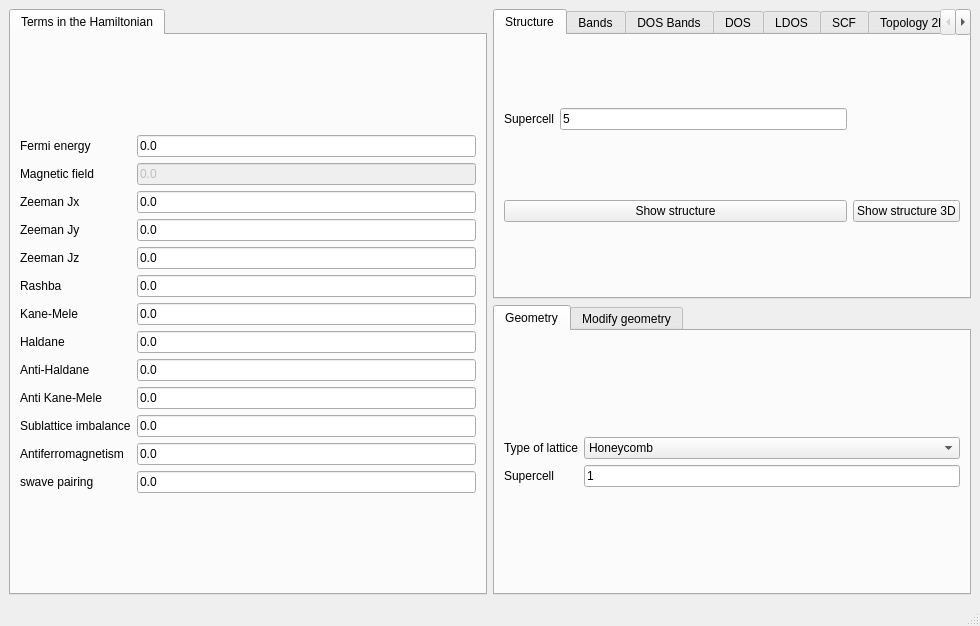
Before: the Qt Designer form development/interface-pyqt/2d/interface.ui in joselado/quantum-honeycomp, drawn with Qt 5.
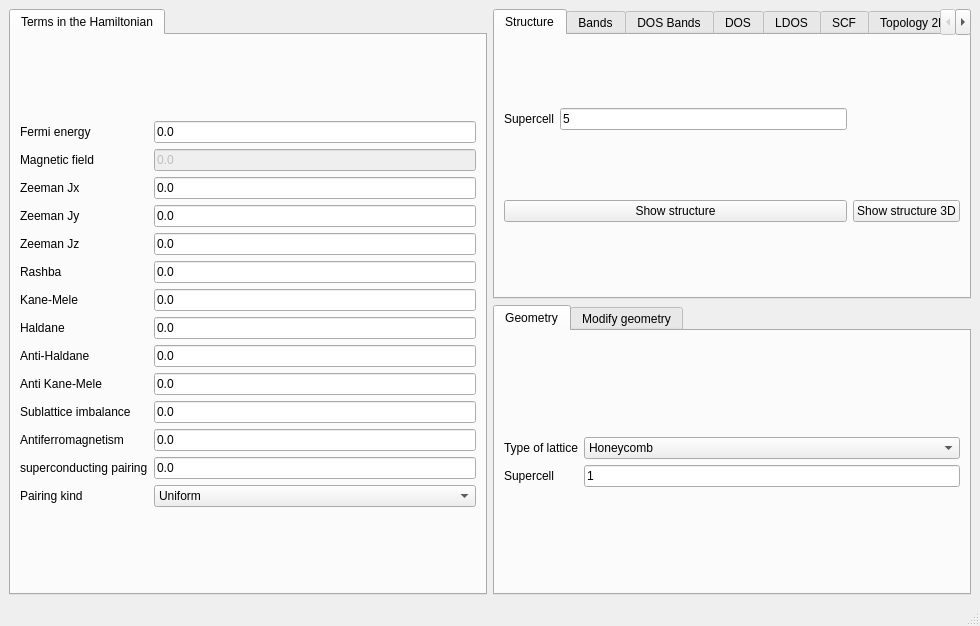
After: the same form once the commit is applied.

Diff of the .ui file:
```diff
--- a/development/interface-pyqt/2d/interface.ui
+++ b/development/interface-pyqt/2d/interface.ui
@@ -103,7 +103,7 @@
           <item row="12" column="0">
            <widget class="QLabel" name="label_26">
             <property name="text">
-             <string>swave pairing</string>
+             <string>superconducting pairing</string>
             </property>
            </widget>
           </item>
@@ -215,6 +215,27 @@
             </property>
            </widget>
           </item>
+          <item row="13" column="0">
+           <widget class="QLabel" name="label_39">
+            <property name="text">
+             <string>Pairing kind</string>
+            </property>
+           </widget>
+          </item>
+          <item row="13" column="1">
+           <widget class="QComboBox" name="pairing_type">
+            <item>
+             <property name="text">
+              <string>Uniform</string>
+             </property>
+            </item>
+            <item>
+             <property name="text">
+              <string>One sublattice</string>
+             </property>
+            </item>
+           </widget>
+          </item>
          </layout>
         </item>
        </layout>
```
Left out of the diff: 14 changed lines with no effect on the pictures.
